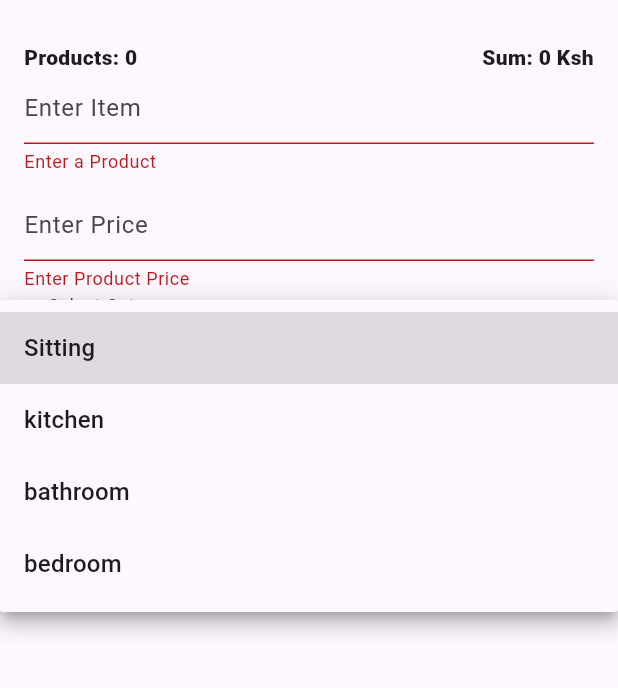
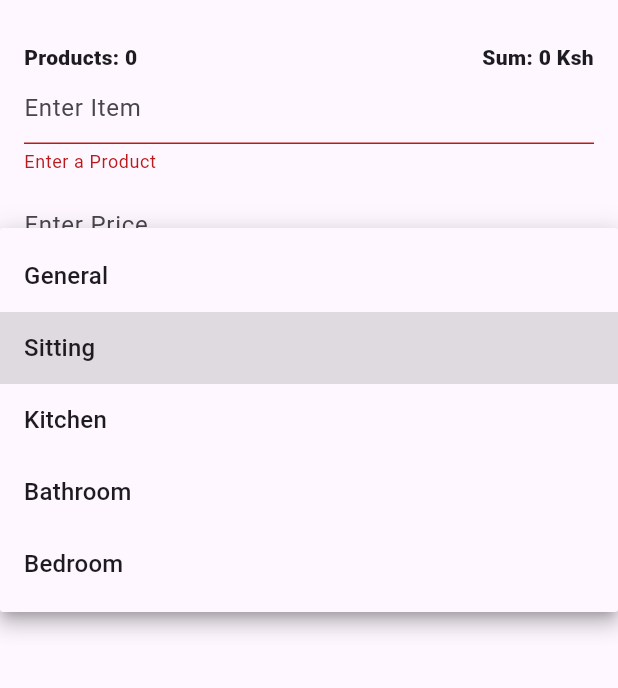
Before and after one commit to layersony/shopping-app, a Flutter app: the HomePage screen opened directly, after a tap on "Add Item", after a tap on "Sitting", on a phone screen of 412 x 824 dp, the part 66-754 px from its top. Run offline on Flutter 3.47's test engine with Material 3 defaults, Android fonts, the phone set to English and light mode, and no system bars; our stand-ins replace supabase_flutter; accounts and stored records are empty.

```diff
--- a/lib/models/product.dart
+++ b/lib/models/product.dart
@@ -1,10 +1,11 @@
 import 'package:flutter/material.dart';
 
 enum Category {
+  general(color: Colors.deepPurple, title: 'General'),
   sitting(color: Colors.blue, title: 'Sitting'),
-  kitchen(color: Colors.grey, title: 'kitchen'),
-  bathroom(color: Colors.green, title: 'bathroom'),
-  bedroom(color: Colors.yellow, title: 'bedroom');
+  kitchen(color: Colors.grey, title: 'Kitchen'),
+  bathroom(color: Colors.green, title: 'Bathroom'),
+  bedroom(color: Colors.yellow, title: 'Bedroom');
 
   const Category({required this.color, required this.title});
 
--- a/lib/screens/homescreen.dart
+++ b/lib/screens/homescreen.dart
@@ -1,6 +1,6 @@
 import 'package:flutter/material.dart';
 import 'package:shopping_app/models/product.dart';
-import 'package:cloud_firestore/cloud_firestore.dart';
+import 'package:supabase_flutter/supabase_flutter.dart';
 
 class HomePage extends StatefulWidget {
   const HomePage({super.key});
@@ -10,7 +10,7 @@ class HomePage extends StatefulWidget {
 }
 
 class _homePageState extends State<HomePage> {
-  final FirebaseFirestore _firestore = FirebaseFirestore.instance;
+  final supabase = Supabase.instance.client;
   List<Shopping> _my_shopping_list = [];
 
   // final List<Shopping> _my_shopping_list = [
@@ -30,11 +30,13 @@ class _homePageState extends State<HomePage> {
   }
 
   Future<void> _loadItems() async {
-    final snapshot = await _firestore.collection('shopping').get();
+    final response = await supabase.from('shopping').select();
 
     setState(() {
-      _my_shopping_list = snapshot.docs
-          .map((doc) => Shopping.fromMap(doc.data()))
+      _my_shopping_list = (response as List)
+          .map((item) => Shopping.fromMap(item))
+          .toList()
+          .reversed
           .toList();
     });
   }
@@ -168,11 +170,11 @@ class _homePageState extends State<HomePage> {
                   category: _selectedProduct,
                 );
 
-                await _firestore
-                    .collection('shopping')
-                    .add(shoppingItem.toMap());
+                await supabase.from('shopping').insert(shoppingItem.toMap());
 
                 _loadItems();
+
+                _formkey.currentState!.reset();
               }
             },
             child: Text('Add Item'),
@@ -204,18 +206,7 @@ class _homePageState extends State<HomePage> {
             //   _my_shopping_list.removeAt(index);
             // });
 
-            final docToDelete = await _firestore
-                .collection('shopping')
-                .where('item', isEqualTo: item.item)
-                .limit(1)
-                .get();
-
-            if (docToDelete.docs.isNotEmpty) {
-              await _firestore
-                  .collection('shopping')
-                  .doc(docToDelete.docs.first.id)
-                  .delete();
-            }
+            await supabase.from('shopping').delete().eq('item', item.item);
 
             _loadItems();
 
--- a/pubspec.yaml
+++ b/pubspec.yaml
@@ -26,12 +26,12 @@ environment:
 # consider running `flutter pub upgrade --major-versions`. Alternatively,
 # dependencies can be manually updated by changing the version numbers below to
 # the latest version available on pub.dev. To see which dependencies have newer
-# versions available, run `flutter pub outdated`.
+# versions available, run `flutter pub outdated`.S
 dependencies:
   flutter:
     sdk: flutter
-  firebase_core: ^2.30.0
-  cloud_firestore: ^4.16.0
+  supabase_flutter: ^1.10.25
+  sign_in_with_apple: ^5.0.0
 
   # The following adds the Cupertino Icons font to your application.
   # Use with the CupertinoIcons class for iOS style icons.
```
Also changed, not shown: lib/main.dart (+7 -2 lines), lib/firebase.dart (deleted), pubspec.lock, 7 other files.
